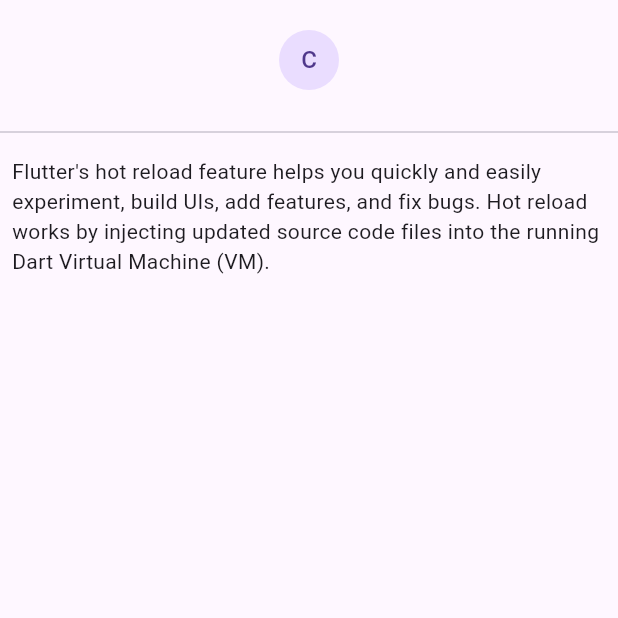
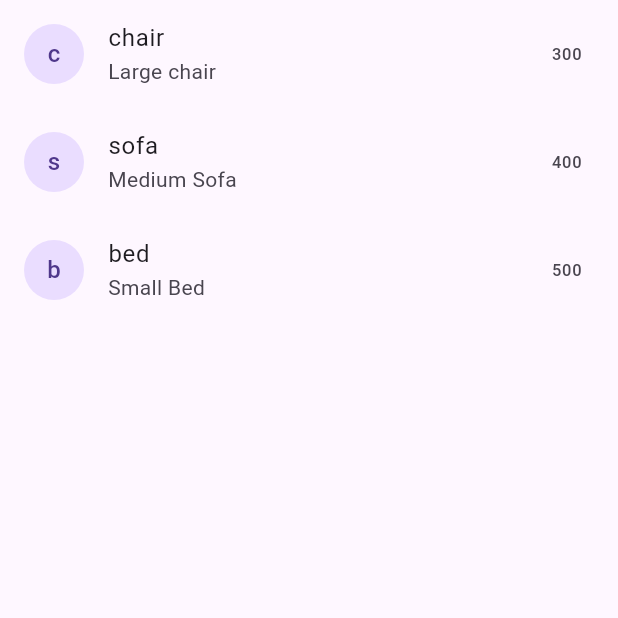
Before and after one commit to ianotieno/MyApp, a Flutter app: the screen it shows after launch, on a phone screen of 412 x 824 dp, the top half of it. Run offline on Flutter 3.47's test engine with Material 3 defaults, Android fonts, the phone set to English and light mode, and no system bars; our stand-ins replace font_awesome_flutter.

Commit message:
update listview

```diff
--- a/lib/screens/listview2.dart
+++ b/lib/screens/listview2.dart
@@ -1,24 +1,25 @@
 import 'package:flutter/material.dart';
 
 class Listview2 extends StatelessWidget {
-  const Listview2({super.key});
+  Listview2({super.key});
+  List<String> product = ["chair", "sofa", "bed"];
+  List<String> productDetails = ["Large chair", "Medium Sofa", "Small Bed"];
+  List<int> price = [300, 400, 500];
 
   @override
   Widget build(BuildContext context) {
     return Scaffold(
       body: Center(
-        child: ListView(
-          children: [
-            Padding(padding:const EdgeInsets.all(20.0),
-            child:CircleAvatar (
-             child: Text("C"),
-            ),
-            ),
-            Divider(),
-            Padding(padding:const EdgeInsets.all(8.0),
-            child:Text ("Flutter's hot reload feature helps you quickly and easily experiment, build UIs, add features, and fix bugs. Hot reload works by injecting updated source code files into the running Dart Virtual Machine (VM).  "),)
-
-          ],
+        child: ListView.builder(
+          itemCount: product.length,
+          itemBuilder: (context, index) {
+            return ListTile(
+             leading: CircleAvatar(child: Text(product[index][0]),),
+             title: Text(product[index]),
+             subtitle: Text(productDetails[index]),
+             trailing: Text(price[index].toString()),
+            );
+          },
         ),
       ),
     );
```
